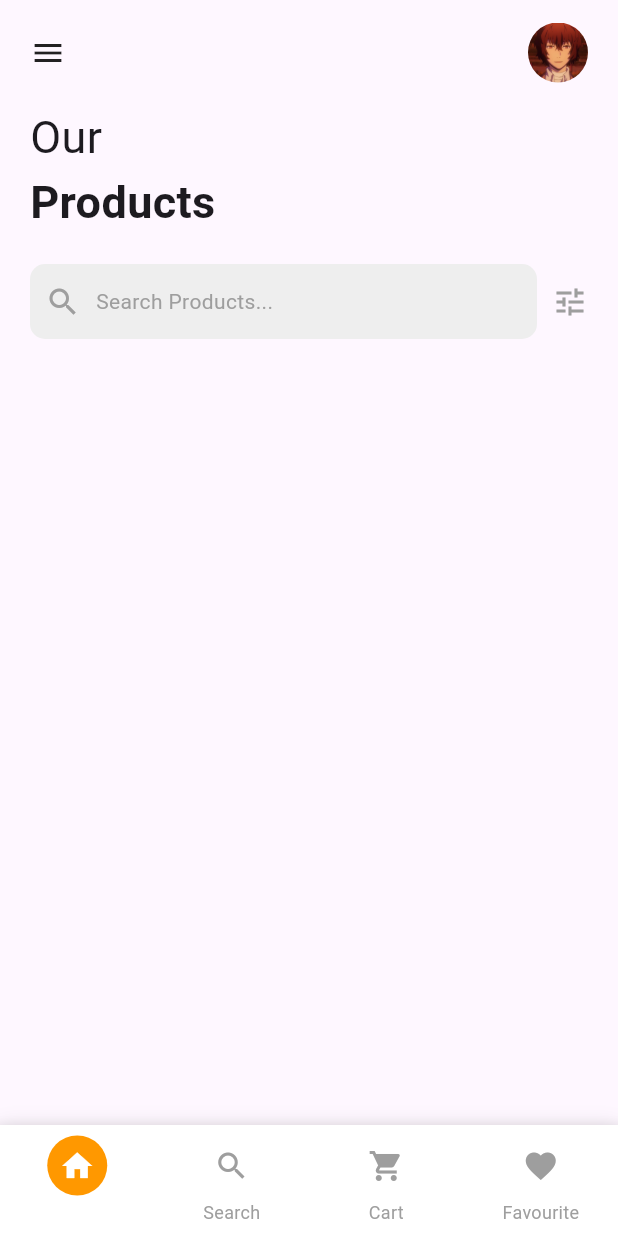
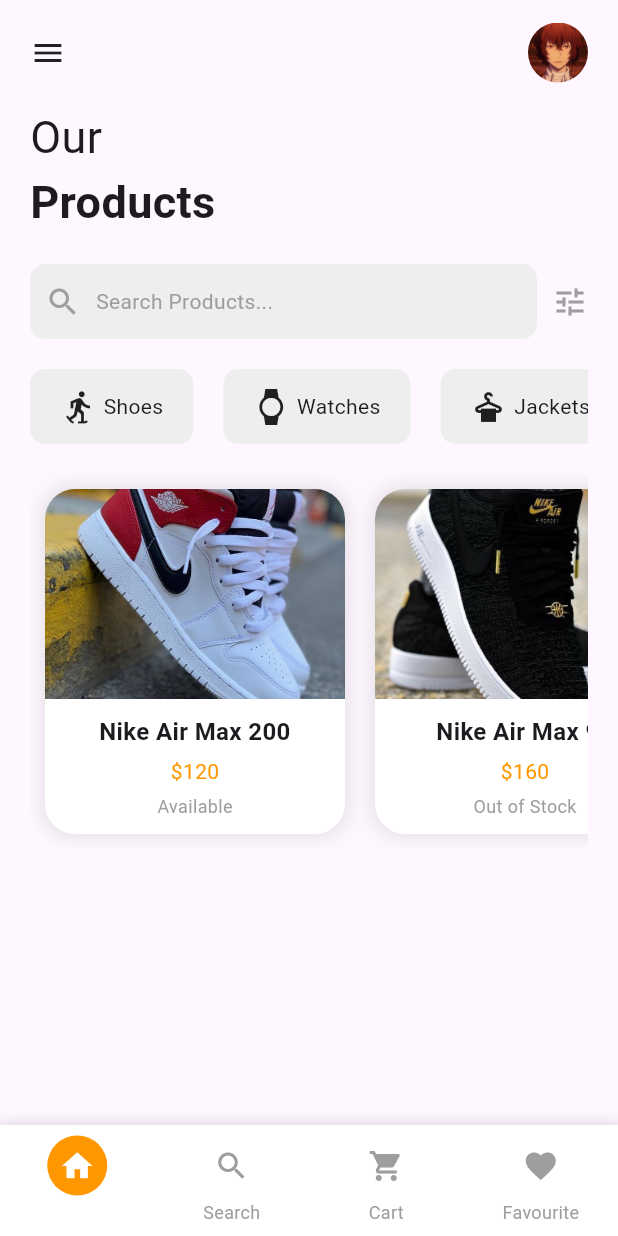
Before and after one commit to Pradeep1234566/Shopping_app_flutter, a Flutter app: the screen it shows after launch, on a phone screen of 412 x 824 dp. Run offline on Flutter 3.47's test engine with Material 3 defaults, Android fonts, the phone set to English and light mode, and no system bars.

Commit message:
Navigation done of items shoes, watches, sweater done

```diff
--- a/lib/pages/home_page.dart
+++ b/lib/pages/home_page.dart
@@ -2,6 +2,8 @@ import 'package:flutter/material.dart';
 import 'package:shopping/pages/favourites_page.dart';
 import 'package:shopping/pages/search_page.dart';
 import 'package:shopping/pages/shopping_page.dart';
+import 'package:shopping/widgets/W1.dart';
+import 'package:shopping/widgets/W2.dart';
 
 class HomePage extends StatefulWidget {
   const HomePage({super.key});
@@ -18,6 +20,26 @@ class _HomePageState extends State<HomePage> {
     SearchPage(),
     ShoppingPage(),
     FavouritesPage(),
+  ];
+
+  final List<String> Name = [
+    'assest/Images/S1.jpg',
+    'assest/Images/S2.jpg',
+  ];
+
+  final List<String> Shoe = [
+    'Nike Air Max 200',
+    'Nike Air Max 97',
+  ];
+
+  final List<String> cost = [
+    '\$120',
+    '\$160',
+  ];
+
+  final List<String> status = [
+    'Available',
+    'Out of Stock',
   ];
 
   void _onItemTapped(int index) {
@@ -186,14 +208,28 @@ class _HomePageState extends State<HomePage> {
                       const Icon(Icons.tune, color: Colors.grey),
                     ],
                   ),
-                  Row(
-                    children: [
-
-                    ],
-                  )
+                  const SizedBox(height: 20),
+                  SizedBox(
+                    height: 50,
+                    child: ListView(
+                      scrollDirection: Axis.horizontal,
+                      children: [
+                        CategoryItem(icon: Icons.snowshoeing, text: 'Shoes'),
+                        const SizedBox(width: 20),
+                        CategoryItem(icon: Icons.watch, text: 'Watches'),
+                        const SizedBox(width: 20),
+                        CategoryItem(icon: Icons.dry_cleaning, text: 'Jackets'),
+                      ],
+                    ),
+                  ),
+                  const SizedBox(height: 20),
+                  display(
+                      Name: Name,
+                      Shoe: Shoe,
+                      cost: cost,
+                      status: status // Add appropriate statuses
+                      ),
                 ],
-
-
               ),
             ),
           ],
--- a/lib/widgets/W1.dart
+++ b/lib/widgets/W1.dart
@@ -0,0 +1,94 @@
+import 'package:flutter/material.dart';
+
+class display extends StatelessWidget {
+  final List<String> Name;
+  final List<String> Shoe;
+  final List<String> cost;
+  final List<String> status;
+
+  const display({
+    required this.Name,
+    required this.Shoe,
+    required this.cost,
+    required this.status,
+    super.key,
+  });
+
+  @override
+  Widget build(BuildContext context) {
+    return SizedBox(
+      height: 250, // Adjust based on your design
+      child: ListView.builder(
+        scrollDirection: Axis.horizontal,
+        itemCount: Shoe.length,
+        itemBuilder: (context, index) {
+          return Padding(
+            padding:
+                const EdgeInsets.symmetric(horizontal: 10.0, vertical: 10.0),
+            child: Container(
+              width: 200, // Adjust for card width
+              decoration: BoxDecoration(
+                color: Colors.white,
+                borderRadius: BorderRadius.circular(20),
+                boxShadow: [
+                  BoxShadow(
+                    color: Colors.black.withOpacity(0.1),
+                    blurRadius: 10,
+                    spreadRadius: 2,
+                  ),
+                ],
+              ),
+              child: Column(
+                crossAxisAlignment: CrossAxisAlignment.center,
+                children: [
+                  Expanded(
+                    child: ClipRRect(
+                      borderRadius:
+                          const BorderRadius.vertical(top: Radius.circular(20)),
+                      child: Image.asset(
+                        Name[index],
+                        fit: BoxFit.cover,
+                        width: double.infinity,
+                      ),
+                    ),
+                  ),
+                  Padding(
+                    padding: const EdgeInsets.all(10.0),
+                    child: Column(
+                      children: [
+                        Text(
+                          Shoe[index],
+                          style: const TextStyle(
+                            fontSize: 16,
+                            fontWeight: FontWeight.bold,
+                          ),
+                          textAlign: TextAlign.center,
+                        ),
+                        const SizedBox(height: 5),
+                        Text(
+                          cost[index],
+                          style: const TextStyle(
+                            fontSize: 14,
+                            color: Colors.orange,
+                          ),
+                        ),
+                        const SizedBox(height: 5),
+                        Text(
+                          status[index],
+                          style: const TextStyle(
+                            fontSize: 12,
+                            color: Colors.grey,
+                          ),
+                        ),
+                      ],
+                    ),
+                  ),
+                ],
+              ),
+            ),
+          );
+        },
+      ),
+    );
+  }
+}
--- /dev/null
+++ b/lib/widgets/W2.dart
@@ -0,0 +1,30 @@
+import 'package:flutter/material.dart';
+
+class CategoryItem extends StatelessWidget {
+  final IconData icon;
+  final String text;
+
+  const CategoryItem({
+    required this.icon,
+    required this.text,
+    Key? key,
+  }) : super(key: key);
+
+  @override
+  Widget build(BuildContext context) {
+    return Container(
+      padding: const EdgeInsets.symmetric(horizontal: 20),
+      decoration: BoxDecoration(
+        color: Colors.grey[200],
+        borderRadius: BorderRadius.circular(10),
+      ),
+      child: Row(
+        children: [
+          Icon(icon),
+          const SizedBox(width: 5),
+          Text(text),
+        ],
+      ),
+    );
+  }
+}
```
